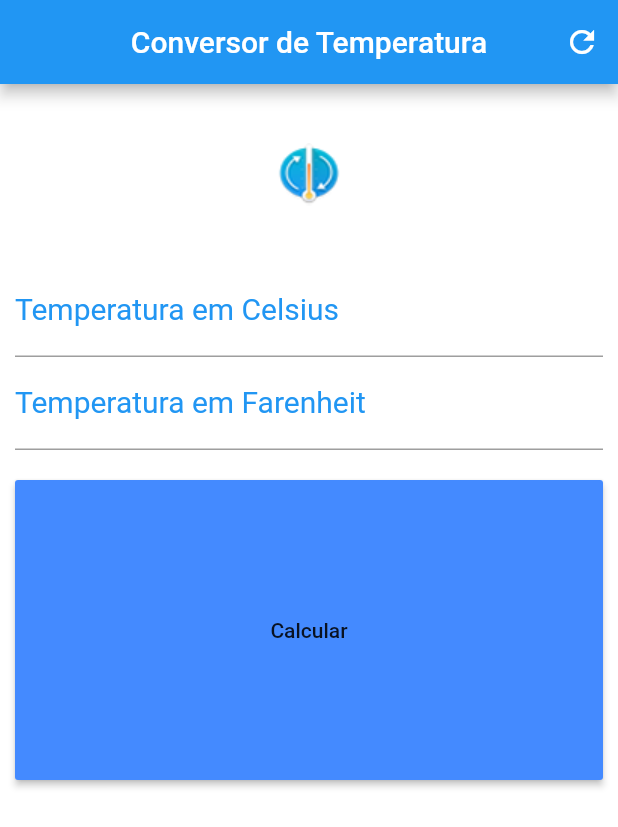
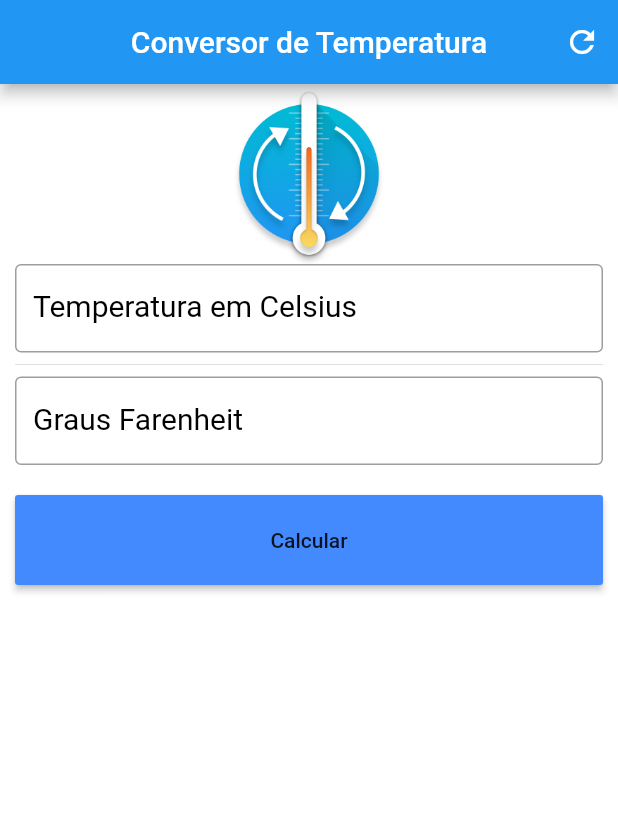
Before and after one commit to WeversonLuiz/mobile-flutter-conversor, a Flutter app: the screen it shows after launch, on a phone screen of 412 x 824 dp. Shown: the top 827 px of the screen. Run offline on Flutter 3.47's test engine with Material 2 defaults, Android fonts, the phone set to English and light mode, and no system bars.

Commit message:
Organizando os componentes

```diff
--- a/lib/main.dart
+++ b/lib/main.dart
@@ -60,7 +60,7 @@ class _HomeState extends State<Home> {
     );
 
     Container containerBtn = Container(
-      height: 200,
+      height: 60,
       child: raisedButton,
     );
 
@@ -73,7 +73,8 @@ class _HomeState extends State<Home> {
       keyboardType: TextInputType.number,
       decoration: InputDecoration(
           labelText: "Temperatura em Celsius",
-          labelStyle: styleDecoration,
+          labelStyle: TextStyle(color: Colors.black, fontSize: 20),
+          border: OutlineInputBorder(),
       ),
       textAlign: TextAlign.center,
       style: styleField,
@@ -88,8 +89,10 @@ class _HomeState extends State<Home> {
     TextFormField tempFarenheit = TextFormField(
       keyboardType: TextInputType.number,
       decoration: InputDecoration(
-          labelText: "Temperatura em Farenheit",
-          labelStyle: styleDecoration,
+          labelText: "Graus Farenheit",
+          labelStyle: TextStyle(color: Colors.black, fontSize: 20),
+          border: OutlineInputBorder(),
+          suffixText: "F",
       ),
       textAlign: TextAlign.center,
       style: styleField,
@@ -105,7 +108,7 @@ class _HomeState extends State<Home> {
     Column column = Column(
       crossAxisAlignment: CrossAxisAlignment.stretch,
         children: <Widget>[
-          imgLogo, tempCelsius, tempFarenheit, padding,
+          imgLogo, tempCelsius, Divider(), tempFarenheit, padding,
         ],
     );
 
--- a/pubspec.yaml
+++ b/pubspec.yaml
@@ -23,11 +23,15 @@ dependencies:
   # The following adds the Cupertino Icons font to your application.
   # Use with the CupertinoIcons class for iOS style icons.
   cupertino_icons: ^0.1.2
+  #flutter_launcher_icons: ^0.7.0
 
 dev_dependencies:
   flutter_test:
     sdk: flutter
 
+flutter_icons:
+   image_path: "assets/icon/icon.png"
+   android: true
 
 # For information on the generic Dart part of this file, see the
 # following page: https://www.dartlang.org/tools/pub/pubspec
```
Also changed, not shown: assets/icon/icon.png (added), assets/images/logo.png.
